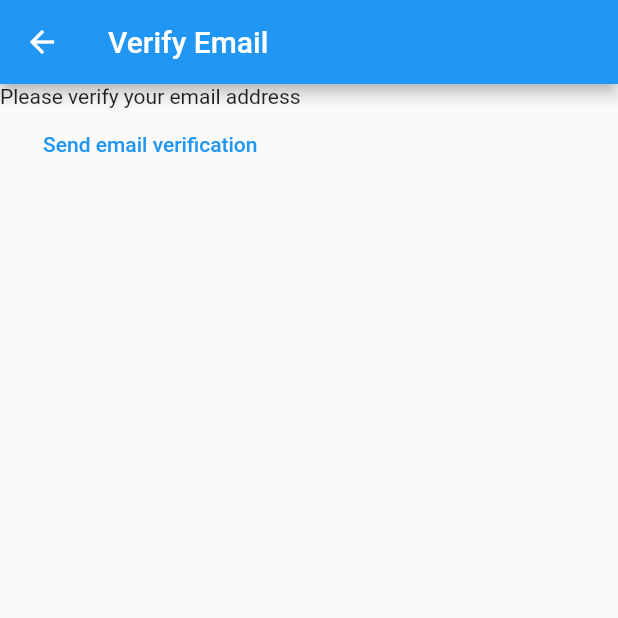
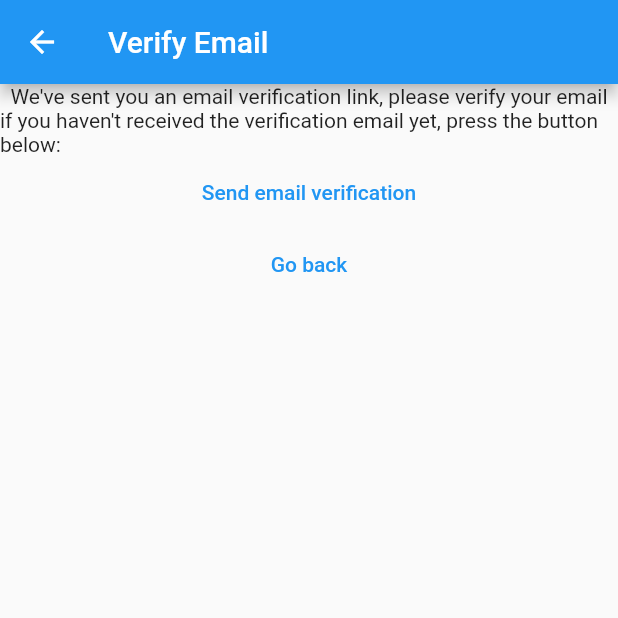
Before and after one commit to bakader07/notes_app, a Flutter app: the VerifyEmailView screen opened by its route, on a phone screen of 412 x 824 dp, the top half of it. Run offline on Flutter 3.47's test engine with Material 2 defaults, Android fonts, the phone set to English and light mode, and no system bars; our stand-ins replace firebase_auth, firebase_core; accounts and stored records are empty; network calls fail.

Commit message:
fixing email verification logic

```diff
--- a/lib/views/register_view.dart
+++ b/lib/views/register_view.dart
@@ -65,6 +65,7 @@ class _RegisterViewState extends State<RegisterView> {
                   password: password,
                 );
                 devtools.log(userCredential.toString());
+                await userCredential.user?.sendEmailVerification();
                 Navigator.of(context).pushNamed(verifyEmailRoute);
               } on FirebaseAuthException catch (e) {
                 if (e.code == 'weak-password') {
--- a/lib/views/verify_email.dart
+++ b/lib/views/verify_email.dart
@@ -1,5 +1,6 @@
 import 'package:firebase_auth/firebase_auth.dart';
 import 'package:flutter/material.dart';
+import 'package:test_app/constants/routes.dart';
 
 class VerifyEmailView extends StatefulWidget {
   const VerifyEmailView({super.key});
@@ -14,13 +15,24 @@ class _VerifyEmailViewState extends State<VerifyEmailView> {
     return Scaffold(
       appBar: AppBar(title: const Text('Verify Email')),
       body: Column(children: [
-        const Text('Please verify your email address'),
+        const Text("We've sent you an email verification link, "
+            "please verify your email"),
+        const Text("if you haven't received the verification email yet, "
+            "press the button below:"),
         TextButton(
           onPressed: () async {
             final user = FirebaseAuth.instance.currentUser;
             await user?.sendEmailVerification();
           },
           child: const Text('Send email verification'),
+        ),
+        TextButton(
+          onPressed: () async {
+            await FirebaseAuth.instance.signOut();
+            Navigator.of(context)
+                .pushNamedAndRemoveUntil(registerRoute, (route) => false);
+          },
+          child: const Text('Go back'),
         )
       ]),
     );
```
Also changed, not shown: lib/views/login_view.dart (+10 -5 lines).
